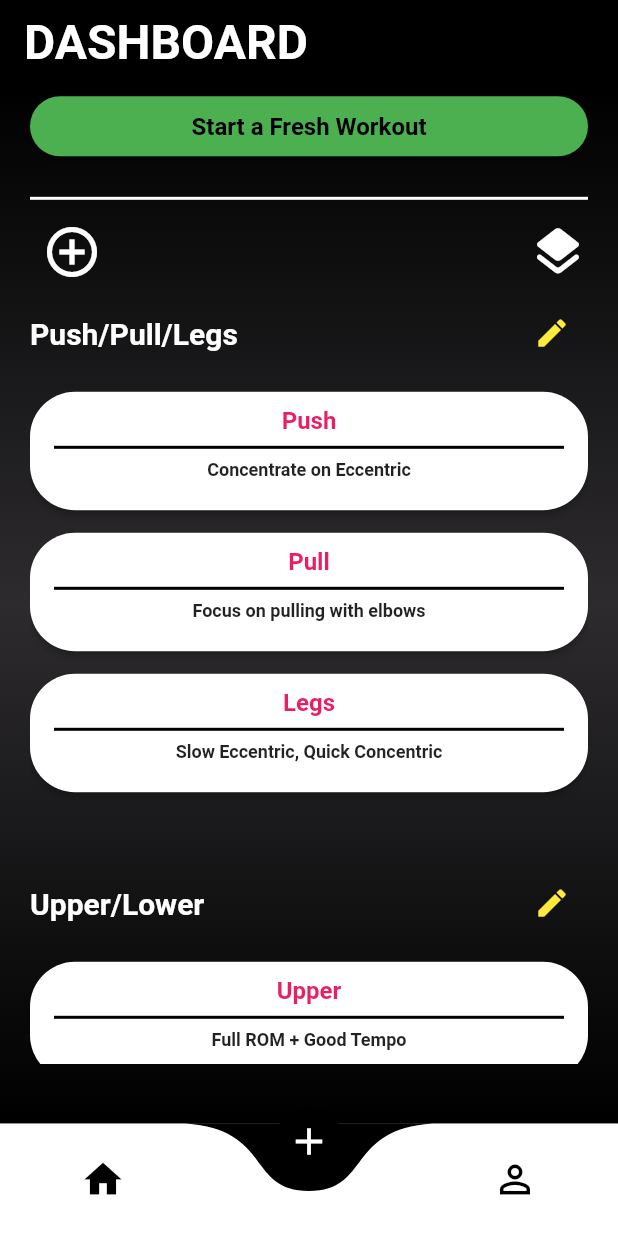
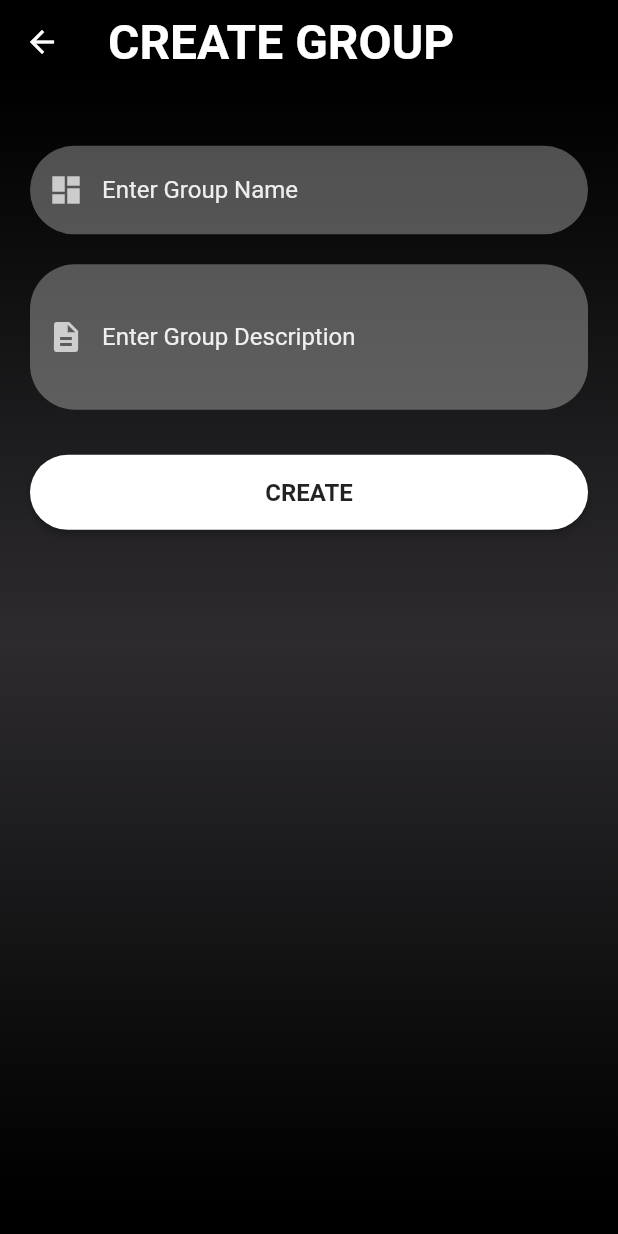
Before and after one commit to ignRyann/gymclubapp, a Flutter app: the screen it shows once a user with an empty profile is signed in, scrolled down 33 dp, after a tap on the "add circle outline" icon, on a phone screen of 412 x 824 dp. Run offline on Flutter 3.47's test engine with Material 2 defaults, Android fonts, the phone set to English and light mode, and no system bars; drawn by our look-alikes of curved_navigation_bar; our stand-ins replace cloud_firestore, firebase_auth, firebase_core; accounts and stored records are empty.

Commit message:
AddTemplateGroup() Screen UI

```diff
--- a/gymclubapp/lib/models/template_groups.dart
+++ b/gymclubapp/lib/models/template_groups.dart
@@ -1,17 +1,17 @@
 import 'package:gymclubapp/models/models.dart';
 
 class TemplateGroup {
-  String templateGroupName;
-  String templateGroupDescription;
-  List<WorkoutTemplate> templateGroupItems;
+  String name;
+  String description;
+  List<WorkoutTemplate> items;
 
   TemplateGroup({
-    required this.templateGroupName,
-    required this.templateGroupDescription,
-    required this.templateGroupItems,
+    required this.name,
+    required this.description,
+    required this.items,
   });
 
   void addTemplate(WorkoutTemplate template) {
-    templateGroupItems.add(template);
+    items.add(template);
   }
 }
--- /dev/null
+++ b/gymclubapp/lib/screens/general/workoutdashboard/addtemplategroup.dart
@@ -0,0 +1,130 @@
+import 'package:flutter/material.dart';
+import 'package:gymclubapp/screens/general/home.dart';
+import 'package:gymclubapp/utils/utils.dart';
+
+class AddTemplateGroup extends StatefulWidget {
+  const AddTemplateGroup({Key? key}) : super(key: key);
+
+  @override
+  State<AddTemplateGroup> createState() => _AddTemplateGroupState();
+}
+
+class _AddTemplateGroupState extends State<AddTemplateGroup> {
+  // Global Key
+  final _templateKey = GlobalKey<FormState>();
+
+  // Controllers
+  final TextEditingController _nameController = TextEditingController();
+  final TextEditingController _descriptionController = TextEditingController();
+
+  @override
+  Widget build(BuildContext context) {
+    // [Widget] AppBar
+    final appBar = AppBar(
+      backgroundColor: Colors.black,
+      elevation: 0.0,
+      title: const Text(
+        'CREATE GROUP',
+        style: TextStyle(fontSize: 32, fontWeight: FontWeight.bold),
+      ),
+    );
+
+    // [Widget] Template Group Name TextFormField
+    final name = TextFormField(
+      controller: _nameController,
+      enableSuggestions: false,
+      autocorrect: true,
+      autofocus: false,
+      cursorColor: Colors.white,
+      style: TextStyle(color: Colors.white.withOpacity(0.9)),
+      decoration: InputDecoration(
+          prefixIcon: const Icon(
+            Icons.dashboard,
+            color: Colors.white70,
+          ),
+          labelText: 'Enter Group Name',
+          labelStyle: TextStyle(color: Colors.white.withOpacity(0.9)),
+          filled: true,
+          floatingLabelBehavior: FloatingLabelBehavior.never,
+          fillColor: Colors.white.withOpacity(0.3),
+          border: OutlineInputBorder(
+              borderRadius: BorderRadius.circular(30.0),
+              borderSide: const BorderSide(width: 0, style: BorderStyle.none))),
+    );
+
+    // [Widget] Template Group Description TextFormField
+    final description = TextFormField(
+      controller: _descriptionController,
+      enableSuggestions: false,
+      autocorrect: true,
+      autofocus: false,
+      maxLines: 3,
+      cursorColor: Colors.white,
+      style: TextStyle(color: Colors.white.withOpacity(0.9)),
+      decoration: InputDecoration(
+          prefixIcon: const Icon(
+            Icons.description,
+            color: Colors.white70,
+          ),
+          labelText: 'Enter Group Description',
+          labelStyle: TextStyle(color: Colors.white.withOpacity(0.9)),
+          filled: true,
+          floatingLabelBehavior: FloatingLabelBehavior.never,
+          fillColor: Colors.white.withOpacity(0.3),
+          border: OutlineInputBorder(
+              borderRadius: BorderRadius.circular(30.0),
+              borderSide: const BorderSide(width: 0, style: BorderStyle.none))),
+    );
+
+    // [Widget] Create Template Group Button
+    final createTemplateButton = Container(
+      width: MediaQuery.of(context).size.width,
+      height: 50,
+      margin: const EdgeInsets.fromLTRB(0, 10, 0, 20),
+      decoration: BoxDecoration(borderRadius: BorderRadius.circular(90)),
+      child: ElevatedButton(
+        onPressed: () async {
+          Navigator.push(context,
+              MaterialPageRoute(builder: (context) => const HomeScreen()));
+        },
+        style: ButtonStyle(
+            backgroundColor: MaterialStateProperty.resolveWith((states) {
+              return Colors.white;
+            }),
+            shape: MaterialStateProperty.all<RoundedRectangleBorder>(
+                RoundedRectangleBorder(
+                    borderRadius: BorderRadius.circular(50)))),
+        child: const Text(
+          'CREATE',
+          style: TextStyle(
+              color: Colors.black87, fontWeight: FontWeight.bold, fontSize: 16),
+        ),
+      ),
+    );
+
+    // Main Body
+    return Scaffold(
+      extendBodyBehindAppBar: false,
+      appBar: appBar,
+      backgroundColor: Colors.black,
+      body: Container(
+        width: MediaQuery.of(context).size.width,
+        height: MediaQuery.of(context).size.height * 0.9,
+        decoration: BoxDecoration(gradient: gradientDesign()),
+        child: SingleChildScrollView(
+            child: Padding(
+                padding: EdgeInsets.fromLTRB(
+                    20, MediaQuery.of(context).size.height * 0.05, 20, 40),
+                child: Column(
+                  children: <Widget>[
+                    name,
+                    const SizedBox(height: 20),
+                    description,
+                    const SizedBox(height: 20),
+                    createTemplateButton
+                  ],
+                ))),
+      ),
+    );
+  }
+}
--- a/gymclubapp/lib/screens/general/workoutdashboard/dashboard.dart
+++ b/gymclubapp/lib/screens/general/workoutdashboard/dashboard.dart
@@ -1,6 +1,7 @@
 // ignore_for_file: avoid_print
 
 import 'package:flutter/material.dart';
+import 'package:gymclubapp/screens/general/workoutdashboard/addtemplategroup.dart';
 import 'package:gymclubapp/screens/general/workoutdashboard/template.dart';
 import '../../../utils/utils.dart';
 
@@ -16,6 +17,7 @@ class _WorkoutDashboardScreenState extends State<WorkoutDashboardScreen> {
   Widget build(BuildContext context) {
     // [Widget] WorkoutDashboard AppBar
     final workoutDashboardAppBar = AppBar(
+      automaticallyImplyLeading: false,
       backgroundColor: Colors.black,
       elevation: 0.0,
       title: const Text(
@@ -55,11 +57,14 @@ class _WorkoutDashboardScreenState extends State<WorkoutDashboardScreen> {
       children: [
         IconButton(
           onPressed: () {
-            print("Add Template");
+            Navigator.push(
+                context,
+                MaterialPageRoute(
+                    builder: (context) => const AddTemplateGroup()));
           },
           icon: const Icon(
             Icons.add_circle_outline,
-            color: Colors.white,
+            color: Colors.green,
             size: 40.0,
           ),
         ),
@@ -69,7 +74,7 @@ class _WorkoutDashboardScreenState extends State<WorkoutDashboardScreen> {
             },
             icon: const Icon(
               Icons.layers_rounded,
-              color: Colors.white,
+              color: Colors.blue,
               size: 40.0,
             )),
       ],
--- a/gymclubapp/lib/screens/general/workoutdashboard/editworkout.dart
+++ b/gymclubapp/lib/screens/general/workoutdashboard/editworkout.dart
@@ -10,6 +10,8 @@ class EditWorkoutScreen extends StatefulWidget {
 class _EditWorkoutScreenState extends State<EditWorkoutScreen> {
   @override
   Widget build(BuildContext context) {
-    return Scaffold();
+    return const Scaffold(
+      body: Text("Edit"),
+    );
   }
 }
--- a/gymclubapp/lib/screens/general/workoutdashboard/template.dart
+++ b/gymclubapp/lib/screens/general/workoutdashboard/template.dart
@@ -14,9 +14,9 @@ class _TemplateState extends State<Template> {
   // Dummy Data
   final dummyData = [
     TemplateGroup(
-        templateGroupName: "Push/Pull/Legs",
-        templateGroupDescription: "To be performed at GymBox",
-        templateGroupItems: [
+        name: "Push/Pull/Legs",
+        description: "To be performed at GymBox",
+        items: [
           WorkoutTemplate(
             templateName: "Push",
             templateDescription: "Concentrate on Eccentric",
@@ -55,9 +55,9 @@ class _TemplateState extends State<Template> {
           ),
         ]),
     TemplateGroup(
-        templateGroupName: "Upper/Lower",
-        templateGroupDescription: "To be performed at PureGym TCR",
-        templateGroupItems: [
+        name: "Upper/Lower",
+        description: "To be performed at PureGym TCR",
+        items: [
           WorkoutTemplate(
             templateName: "Upper",
             templateDescription: "Full ROM + Good Tempo",
@@ -105,7 +105,7 @@ class _TemplateState extends State<Template> {
     final templateGroupData = data[index];
     // [Widget] WorkoutTemplate List<Widget>
     List<Widget> workoutTemplateWidgets = [];
-    for (int i = 0; i < templateGroupData.templateGroupItems.length; i++) {
+    for (int i = 0; i < templateGroupData.items.length; i++) {
       workoutTemplateWidgets.add(workout(templateGroupData, i));
     }
 
@@ -119,7 +119,7 @@ class _TemplateState extends State<Template> {
               mainAxisAlignment: MainAxisAlignment.spaceBetween,
               children: [
                 Text(
-                  templateGroupData.templateGroupName,
+                  templateGroupData.name,
                   style: const TextStyle(
                       color: Colors.white,
                       fontWeight: FontWeight.bold,
@@ -146,7 +146,7 @@ class _TemplateState extends State<Template> {
 
   // [Function] Retrieve Workout Layout
   Container workout(TemplateGroup templateGroup, int index) {
-    final workoutTemplate = templateGroup.templateGroupItems[index];
+    final workoutTemplate = templateGroup.items[index];
     return Container(
       padding: const EdgeInsets.fromLTRB(0, 15, 0, 0),
       width: MediaQuery.of(context).size.width,
@@ -154,7 +154,7 @@ class _TemplateState extends State<Template> {
       child: ElevatedButton(
           onPressed: () {
             print(
-                "Redirect to (${templateGroup.templateGroupName}) Group (${templateGroup.templateGroupItems[index].templateName}) Template");
+                "Redirect to (${templateGroup.name}) Group (${templateGroup.items[index].templateName}) Template");
             // TODO Redirect to 'Specific Workout' Page
           },
           style: ButtonStyle(
```
